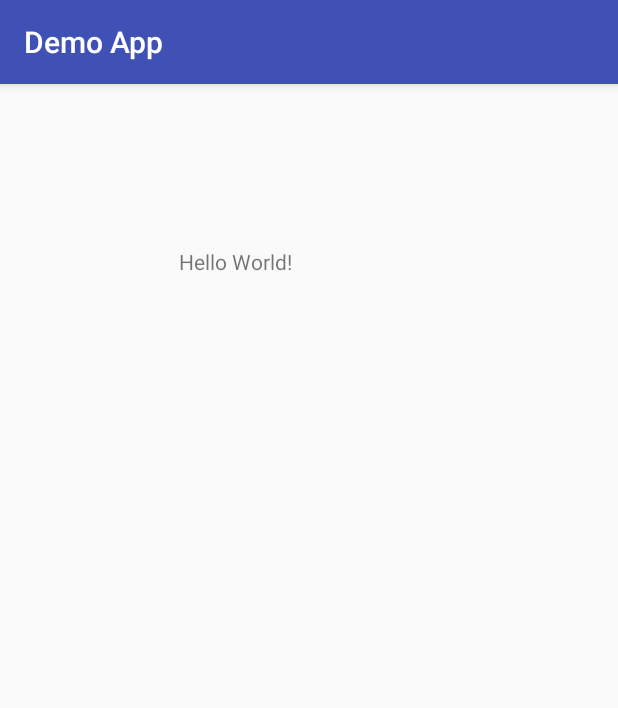
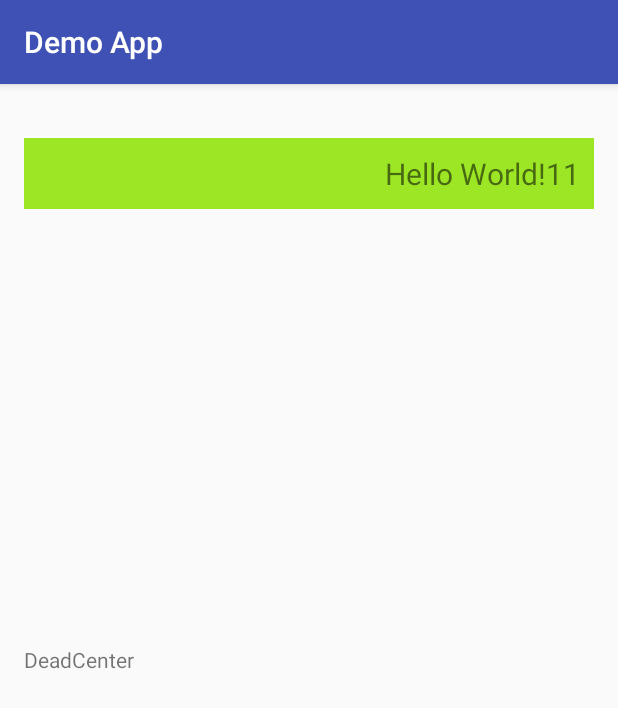
Before and after one commit to kgit1/android-start, an Android app: the screen it shows after launch (MainActivity), on a phone screen of 412 x 824 dp. Shown: the top 708 px of the screen. Run offline under Robolectric (Android 15) with nearby library versions, the phone set to English and light mode, and no system bars.

Commit message:
hello world text field

```diff
--- a/DemoApp/app/src/main/AndroidManifest.xml
+++ b/DemoApp/app/src/main/AndroidManifest.xml
@@ -1,12 +1,11 @@
 <?xml version="1.0" encoding="utf-8"?>
 <manifest xmlns:android="http://schemas.android.com/apk/res/android"
-    package="com.example.a.demoapp">
+    package="com.robpercival.demoapp">
 
     <application
         android:allowBackup="true"
         android:icon="@mipmap/ic_launcher"
         android:label="@string/app_name"
-        android:roundIcon="@mipmap/ic_launcher_round"
         android:supportsRtl="true"
         android:theme="@style/AppTheme">
         <activity android:name=".MainActivity">
--- a/DemoApp/app/src/main/java/com/example/a/demoapp/MainActivity.java
+++ b/DemoApp/app/src/main/java/com/robpercival/demoapp/MainActivity.java
@@ -1,9 +1,8 @@
-package com.example.a.demoapp;
+package com.robpercival.demoapp;
 
 import android.support.v7.app.AppCompatActivity;
 import android.os.Bundle;
 
-//appCompatActivity makes sure that app compatable with as many old android versions as needed
 public class MainActivity extends AppCompatActivity {
 
     @Override
--- a/DemoApp/app/src/main/res/layout/activity_main.xml
+++ b/DemoApp/app/src/main/res/layout/activity_main.xml
@@ -1,20 +1,34 @@
 <?xml version="1.0" encoding="utf-8"?>
-<android.support.constraint.ConstraintLayout xmlns:android="http://schemas.android.com/apk/res/android"
-    xmlns:app="http://schemas.android.com/apk/res-auto"
+<RelativeLayout xmlns:android="http://schemas.android.com/apk/res/android"
     xmlns:tools="http://schemas.android.com/tools"
+    style="@style/Animation.AppCompat.Dialog"
     android:layout_width="match_parent"
     android:layout_height="match_parent"
-    tools:context="com.example.a.demoapp.MainActivity">
+    android:paddingBottom="@dimen/activity_vertical_margin"
+    android:paddingLeft="@dimen/activity_horizontal_margin"
+    android:paddingRight="@dimen/activity_horizontal_margin"
+    android:paddingTop="@dimen/activity_vertical_margin"
+    tools:context="com.robpercival.demoapp.MainActivity">
 
     <TextView
+        android:id="@+id/hello1"
+        android:layout_width="match_parent"
+        android:layout_height="wrap_content"
+        android:layout_alignParentTop="true"
+        android:layout_centerHorizontal="true"
+        android:layout_marginTop="20dp"
+        android:background="@color/colorAccent"
+        android:gravity="right"
+        android:padding="10dp"
+        android:text="Hello World!11"
+        android:textSize="20sp" />
+
+    <TextView
+        android:id="@+id/centerText"
+        style="@style/Animation.AppCompat.Dialog"
         android:layout_width="wrap_content"
         android:layout_height="wrap_content"
-        android:text="Hello World!"
-        app:layout_constraintBottom_toBottomOf="parent"
-        app:layout_constraintLeft_toLeftOf="parent"
-        app:layout_constraintRight_toRightOf="parent"
-        app:layout_constraintTop_toTopOf="parent"
-        app:layout_constraintHorizontal_bias="0.354"
-        app:layout_constraintVertical_bias="0.145" />
-
-</android.support.constraint.ConstraintLayout>
+        android:layout_centerHorizontal="false"
+        android:layout_centerVertical="true"
+        android:text="DeadCenter" />
+</RelativeLayout>
--- /dev/null
+++ b/DemoApp/app/src/main/res/values-w820dp/dimens.xml
@@ -0,0 +1,6 @@
+<resources>
+    <!-- Example customization of dimensions originally defined in res/values/dimens.xml
+         (such as screen margins) for screens with more than 820dp of available width. This
+         would include 7" and 10" devices in landscape (~960dp and ~1280dp respectively). -->
+    <dimen name="activity_horizontal_margin">64dp</dimen>
+</resources>
--- a/DemoApp/app/src/main/res/values/colors.xml
+++ b/DemoApp/app/src/main/res/values/colors.xml
@@ -2,5 +2,5 @@
 <resources>
     <color name="colorPrimary">#3F51B5</color>
     <color name="colorPrimaryDark">#303F9F</color>
-    <color name="colorAccent">#FF4081</color>
+    <color name="colorAccent">#9ce625</color>
 </resources>
--- /dev/null
+++ b/DemoApp/app/src/main/res/values/dimens.xml
@@ -0,0 +1,5 @@
+<resources>
+    <!-- Default screen margins, per the Android Design guidelines. -->
+    <dimen name="activity_horizontal_margin">16dp</dimen>
+    <dimen name="activity_vertical_margin">16dp</dimen>
+</resources>
--- a/DemoApp/gradle.properties
+++ b/DemoApp/gradle.properties
@@ -9,6 +9,8 @@
 
 # Specifies the JVM arguments used for the daemon process.
 # The setting is particularly useful for tweaking memory settings.
+# Default value: -Xmx10248m -XX:MaxPermSize=256m
+# org.gradle.jvmargs=-Xmx2048m -XX:MaxPermSize=512m -XX:+HeapDumpOnOutOfMemoryError -Dfile.encoding=UTF-8
 org.gradle.jvmargs=-Xmx1536m
 
 # When configured, Gradle will run in incubating parallel mode.
```
Also changed, not shown: DemoApp/app/build.gradle (+3 -6 lines), DemoApp/app/src/main/res/mipmap-hdpi/ic_launcher_round.png (deleted), DemoApp/app/src/main/res/mipmap-mdpi/ic_launcher_round.png (deleted), DemoApp/app/src/main/res/mipmap-xhdpi/ic_launcher_round.png (deleted), DemoApp/app/src/main/res/mipmap-xxhdpi/ic_launcher_round.png (deleted), DemoApp/app/src/main/res/mipmap-xxxhdpi/ic_launcher_round.png (deleted), DemoApp/gradle/wrapper/gradle-wrapper.properties, 7 other files.
